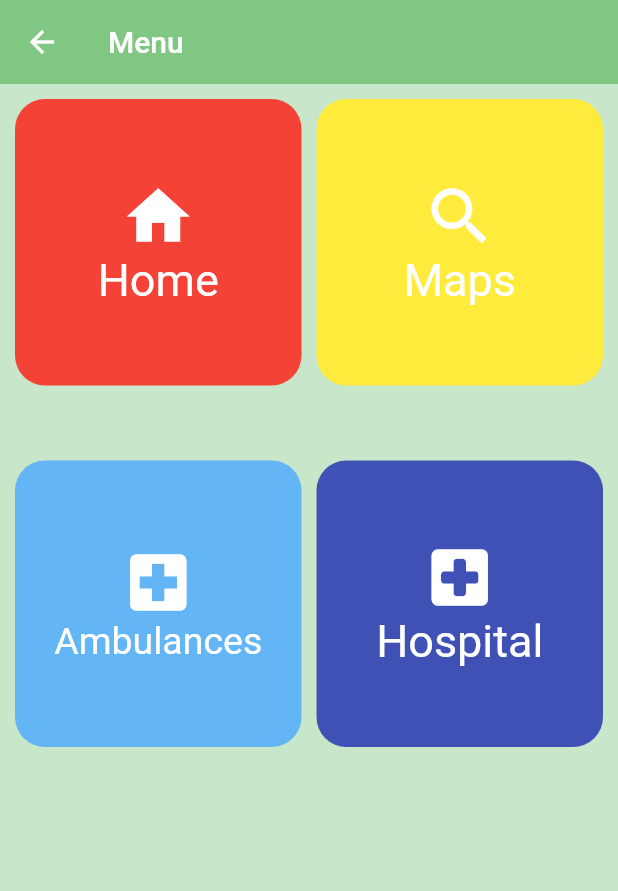
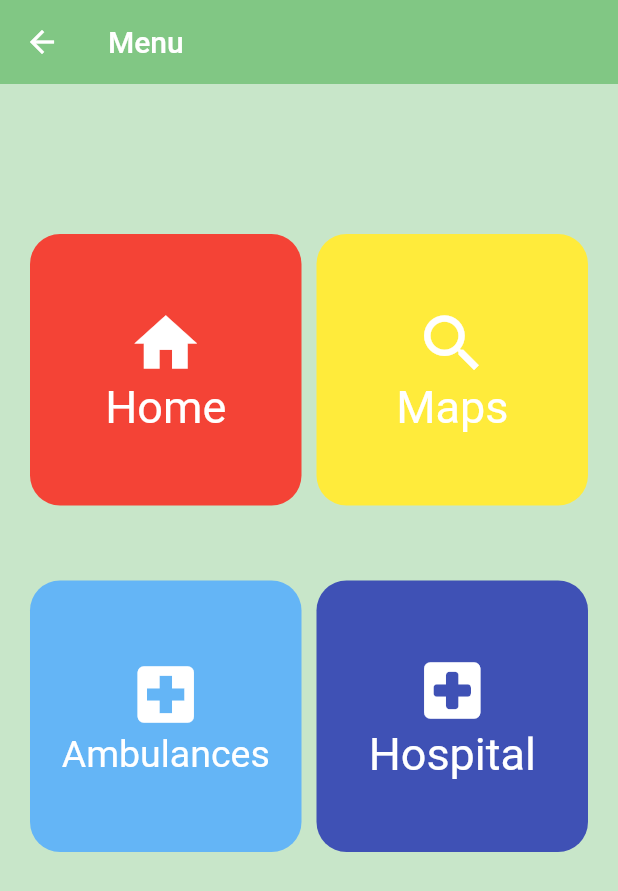
Before and after one commit to timite12345/Driver_app_V, a Flutter app: the ChoixPage screen opened directly, on a phone screen of 412 x 824 dp. Shown: the top 891 px of the screen. Run offline on Flutter 3.47's test engine with Material 2 defaults, Android fonts, the phone set to English and light mode, and no system bars; our stand-ins replace firebase_auth, firebase_core, firebase_messaging, fluttertoast, font_awesome_flutter, google_fonts and 3 more; missing offline and left inert: flutter_google_places_hoc081098, google_api_headers, google_maps_webservice; accounts and stored records are empty.

Commit message:
first commit

```diff
--- a/Driver_app-main/lib/ChoixPage.dart
+++ b/Driver_app-main/lib/ChoixPage.dart
@@ -32,8 +32,9 @@ class _ChoixPageState extends State<ChoixPage> {
       ),
       backgroundColor: Colors.green[100],
       body: Container(
+        padding: EdgeInsets.symmetric(vertical: 80),
         child: Padding(
-          padding: const EdgeInsets.all(10.0),
+          padding: const EdgeInsets.all(20.0),
           child: GridView(
             children: [
               InkWell(
```
